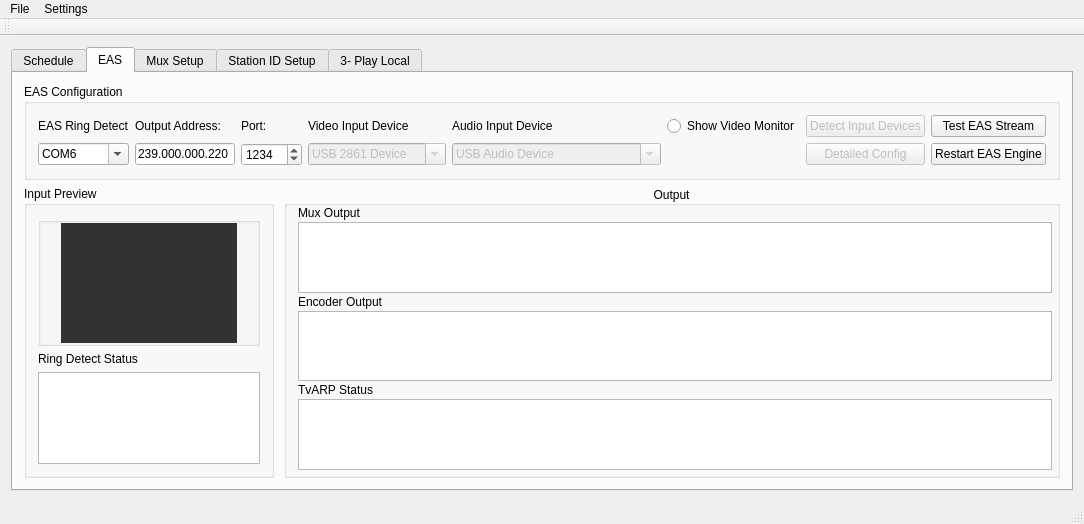
Old version of the form Source/mainwindow.ui in the repository dedicatedbroadcastsolutions/TvARP.
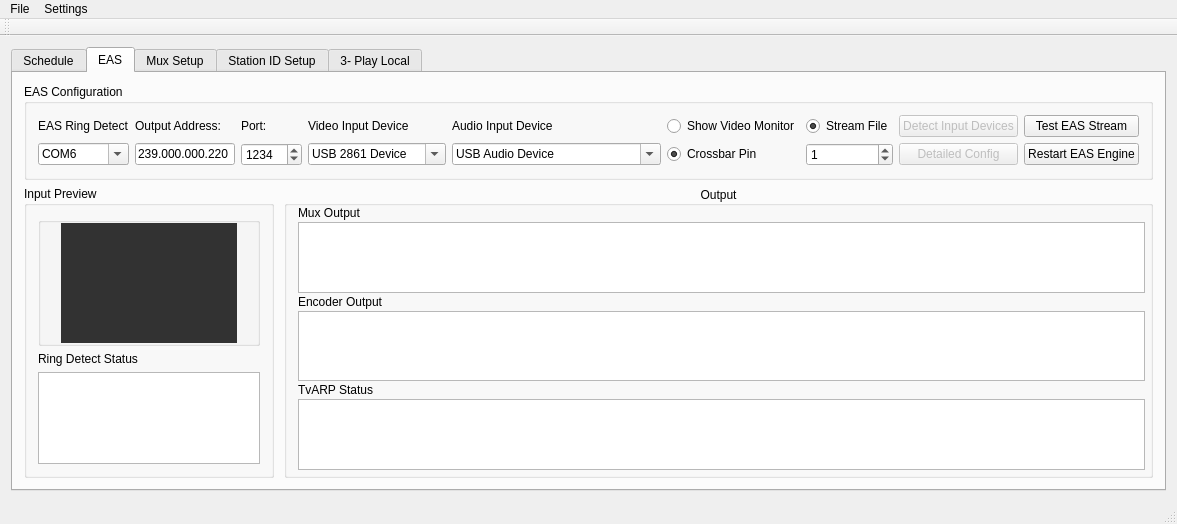
New version of the form. Icons and pictures are not drawn.

```diff
--- a/Source/mainwindow.ui
+++ b/Source/mainwindow.ui
@@ -6,7 +6,7 @@
    <rect>
     <x>0</x>
     <y>0</y>
-    <width>857</width>
+    <width>980</width>
     <height>494</height>
    </rect>
   </property>
@@ -57,6 +57,13 @@
              <string>EAS Configuration</string>
             </property>
             <layout class="QGridLayout" name="gridLayout_3">
+             <item row="1" column="6">
+              <widget class="QSpinBox" name="crossbar_pin">
+               <property name="value">
+                <number>1</number>
+               </property>
+              </widget>
+             </item>
              <item row="0" column="4">
               <widget class="QLabel" name="label_5">
                <property name="text">
@@ -67,7 +74,7 @@
              <item row="1" column="4">
               <widget class="QComboBox" name="eas_audio_device">
                <property name="enabled">
-                <bool>false</bool>
+                <bool>true</bool>
                </property>
                <property name="sizePolicy">
                 <sizepolicy hsizetype="Expanding" vsizetype="Fixed">
@@ -101,7 +108,7 @@
                </item>
               </widget>
              </item>
-             <item row="0" column="7">
+             <item row="0" column="8">
               <widget class="QPushButton" name="test_eas">
                <property name="enabled">
                 <bool>true</bool>
@@ -110,11 +117,11 @@
                 <string>Test EAS Stream</string>
                </property>
                <property name="checkable">
-                <bool>false</bool>
+                <bool>true</bool>
                </property>
               </widget>
              </item>
-             <item row="1" column="6">
+             <item row="1" column="7">
               <widget class="QPushButton" name="config_eas">
                <property name="enabled">
                 <bool>false</bool>
@@ -127,7 +134,7 @@
              <item row="1" column="3">
               <widget class="QComboBox" name="eas_video_device">
                <property name="enabled">
-                <bool>false</bool>
+                <bool>true</bool>
                </property>
                <property name="sizePolicy">
                 <sizepolicy hsizetype="Expanding" vsizetype="Fixed">
@@ -156,7 +163,7 @@
                </item>
               </widget>
              </item>
-             <item row="1" column="7">
+             <item row="1" column="8">
               <widget class="QPushButton" name="restart_eas">
                <property name="enabled">
                 <bool>true</bool>
@@ -166,7 +173,7 @@
                </property>
               </widget>
              </item>
-             <item row="0" column="6">
+             <item row="0" column="7">
               <widget class="QPushButton" name="get_input_devices">
                <property name="enabled">
                 <bool>false</bool>
@@ -263,11 +270,43 @@
                </property>
               </widget>
              </item>
+             <item row="1" column="5">
+              <widget class="QRadioButton" name="crossbar_enable">
+               <property name="enabled">
+                <bool>true</bool>
+               </property>
+               <property name="text">
+                <string>Crossbar Pin</string>
+               </property>
+               <property name="checked">
+                <bool>true</bool>
+               </property>
+               <property name="autoExclusive">
+                <bool>false</bool>
+               </property>
+              </widget>
+             </item>
              <item row="0" column="5">
               <widget class="QRadioButton" name="show_vmon">
                <property name="text">
                 <string>Show Video Monitor</string>
                </property>
+               <property name="autoExclusive">
+                <bool>false</bool>
+               </property>
+              </widget>
+             </item>
+             <item row="0" column="6">
+              <widget class="QRadioButton" name="stream_file">
+               <property name="text">
+                <string>Stream File</string>
+               </property>
+               <property name="checked">
+                <bool>true</bool>
+               </property>
+               <property name="autoExclusive">
+                <bool>false</bool>
+               </property>
               </widget>
              </item>
             </layout>
@@ -1029,7 +1068,7 @@
     <rect>
      <x>0</x>
      <y>0</y>
-     <width>857</width>
+     <width>980</width>
      <height>18</height>
     </rect>
    </property>
```
